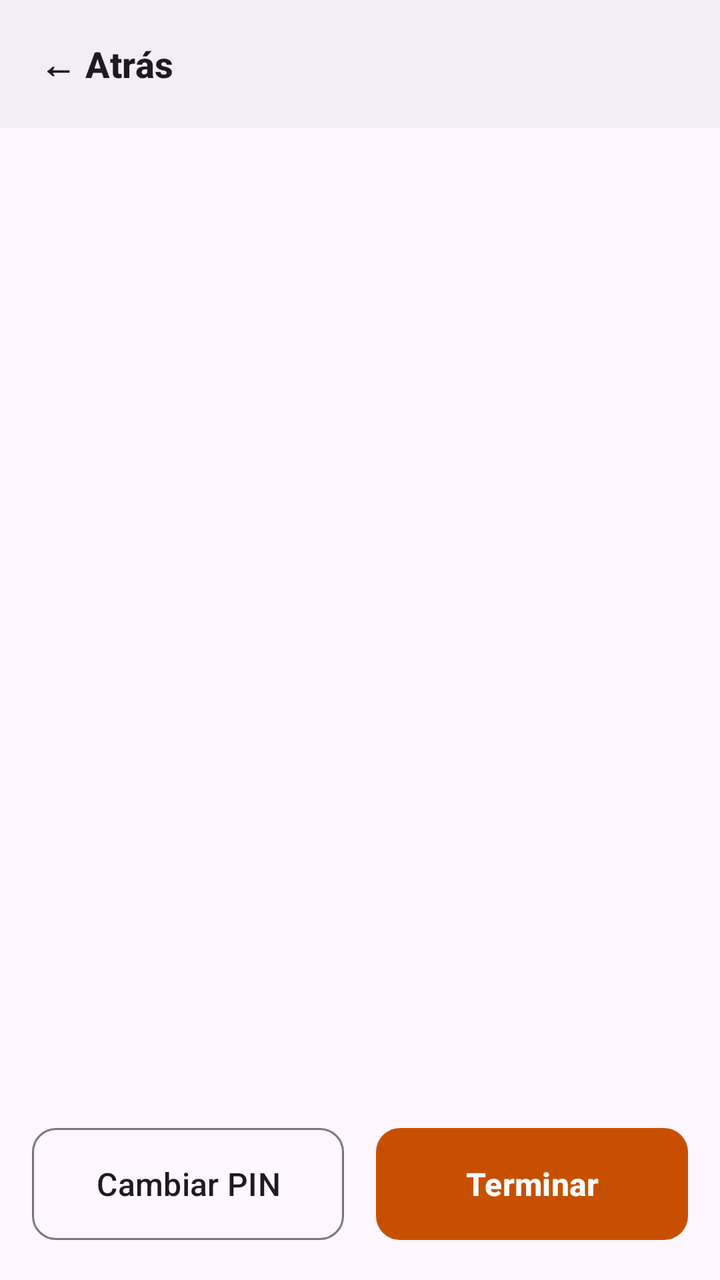
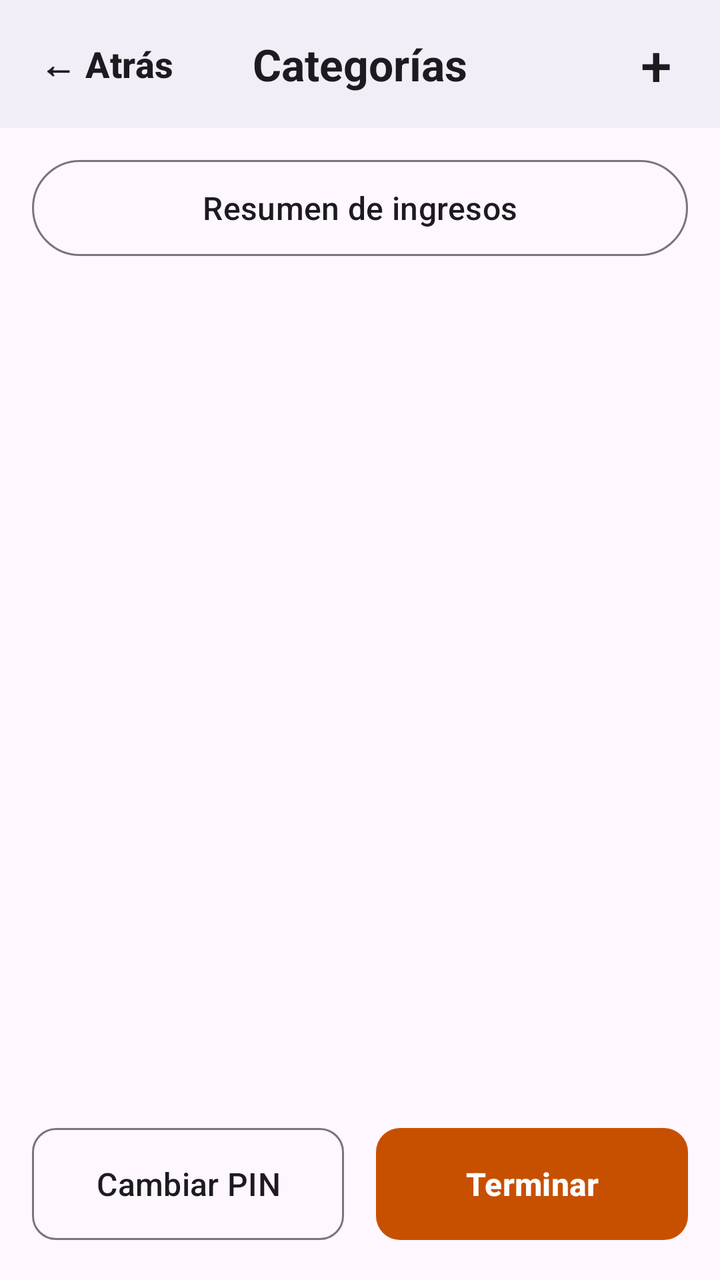

Screens rendered from an Android XML layout before and after an edit, with the pre-edit source and the edit as a unified diff.
<!-- AndroidManifest.xml: application theme Theme.AKO -->
<!-- res/layout/activity_panel.xml -->
<?xml version="1.0" encoding="utf-8"?>
<androidx.constraintlayout.widget.ConstraintLayout xmlns:android="http://schemas.android.com/apk/res/android"
    xmlns:app="http://schemas.android.com/apk/res-auto"
    android:id="@+id/raiz"
    android:layout_width="match_parent"
    android:layout_height="match_parent">

    
    <FrameLayout
        android:id="@+id/barraSuperior"
        android:layout_width="0dp"
        android:layout_height="64dp"
        android:background="?attr/colorSurfaceContainer"
        app:layout_constraintEnd_toEndOf="parent"
        app:layout_constraintStart_toStartOf="parent"
        app:layout_constraintTop_toTopOf="parent">

        <com.google.android.material.button.MaterialButton
            android:id="@+id/botonAtras"
            style="@style/Widget.Material3.Button.TextButton"
            android:layout_width="wrap_content"
            android:layout_height="wrap_content"
            android:layout_gravity="center_vertical|start"
            android:layout_marginStart="8dp"
            android:text="@string/comun_atras"
            android:contentDescription="@string/comun_atras_cd"
            android:textColor="?attr/colorOnSurface"
            android:textSize="18sp"
            android:textStyle="bold" />
    </FrameLayout>

    
    <com.google.android.material.button.MaterialButton
        android:id="@+id/botonCambiarPin"
        style="@style/Widget.Material3.Button.OutlinedButton"
        android:layout_width="0dp"
        android:layout_height="64dp"
        android:layout_marginStart="16dp"
        android:layout_marginEnd="8dp"
        android:layout_marginBottom="16dp"
        android:text="@string/pin_cambiar_titulo"
        android:textColor="?attr/colorOnSurface"
        android:textSize="16sp"
        app:cornerRadius="12dp"
        app:layout_constraintBottom_toBottomOf="parent"
        app:layout_constraintEnd_toStartOf="@id/botonTerminar"
        app:layout_constraintStart_toStartOf="parent" />

    <com.google.android.material.button.MaterialButton
        android:id="@+id/botonTerminar"
        android:layout_width="0dp"
        android:layout_height="64dp"
        android:layout_marginStart="8dp"
        android:layout_marginEnd="16dp"
        android:layout_marginBottom="16dp"
        android:text="@string/panel_btn_terminar"
        android:textSize="16sp"
        android:textStyle="bold"
        app:cornerRadius="12dp"
        app:layout_constraintBottom_toBottomOf="parent"
        app:layout_constraintEnd_toEndOf="parent"
        app:layout_constraintStart_toEndOf="@id/botonCambiarPin" />

</androidx.constraintlayout.widget.ConstraintLayout>
<!-- resources referenced by this layout -->
<resources>
  <string name="comun_atras">← Atrás</string>
  <string name="comun_atras_cd">Atrás</string>
  <string name="panel_btn_terminar">Terminar</string>
  <string name="pin_cambiar_titulo">Cambiar PIN</string>
  <style name="Theme.AKO" parent="Base.Theme.AKO" />
  <style name="Base.Theme.AKO" parent="Theme.Material3.DayNight.NoActionBar">
          
          <item name="colorPrimary">@color/acento</item>
          
          <item name="colorOnPrimary">@color/white</item>
          
          <item name="materialAlertDialogTheme">@style/ThemeOverlay.AKO.Dialogo</item>
          
          <item name="textInputStyle">@style/Widget.AKO.CampoTexto</item>
      </style>
  <color name="acento">#FFC75000</color>
  <color name="white">#FFFFFFFF</color>
  <style name="ThemeOverlay.AKO.Dialogo" parent="ThemeOverlay.Material3.MaterialAlertDialog">
          <item name="colorPrimary">?attr/colorOnSurface</item>
      </style>
  <style name="Widget.AKO.CampoTexto" parent="Widget.Material3.TextInputLayout.OutlinedBox">
          <item name="materialThemeOverlay">@style/ThemeOverlay.AKO.CampoTexto</item>
      </style>
  <style name="ThemeOverlay.AKO.CampoTexto" parent="ThemeOverlay.Material3.TextInputEditText.OutlinedBox">
          <item name="colorPrimary">?attr/colorOnSurface</item>
      </style>
</resources>

<!-- the commit's change to res/layout/activity_panel.xml (unified diff, before → after) -->
@@ -27,7 +27,60 @@
             android:textColor="?attr/colorOnSurface"
             android:textSize="18sp"
             android:textStyle="bold" />
+
+        <TextView
+            android:id="@+id/textoTitulo"
+            android:layout_width="wrap_content"
+            android:layout_height="wrap_content"
+            android:layout_gravity="center"
+            android:text="@string/panel_titulo"
+            android:textColor="?attr/colorOnSurface"
+            android:textSize="22sp"
+            android:textStyle="bold" />
+
+        
+        <com.google.android.material.button.MaterialButton
+            android:id="@+id/botonNuevaCategoria"
+            style="@style/Widget.Material3.Button.TextButton"
+            android:layout_width="wrap_content"
+            android:layout_height="wrap_content"
+            android:layout_gravity="center_vertical|end"
+            android:layout_marginEnd="8dp"
+            android:minWidth="48dp"
+            android:minHeight="48dp"
+            android:text="@string/comun_mas"
+            android:contentDescription="@string/categoria_titulo_nueva"
+            android:textColor="?attr/colorOnSurface"
+            android:textSize="28sp" />
     </FrameLayout>
+
+    
+    <com.google.android.material.button.MaterialButton
+        android:id="@+id/botonResumen"
+        style="@style/Widget.Material3.Button.OutlinedButton"
+        android:layout_width="0dp"
+        android:layout_height="56dp"
+        android:layout_marginStart="16dp"
+        android:layout_marginTop="12dp"
+        android:layout_marginEnd="16dp"
+        android:text="@string/panel_btn_resumen_ingresos"
+        android:textColor="?attr/colorOnSurface"
+        android:textSize="16sp"
+        app:layout_constraintEnd_toEndOf="parent"
+        app:layout_constraintStart_toStartOf="parent"
+        app:layout_constraintTop_toBottomOf="@id/barraSuperior" />
+
+    
+    <androidx.recyclerview.widget.RecyclerView
+        android:id="@+id/listaCategorias"
+        android:layout_width="0dp"
+        android:layout_height="0dp"
+        android:layout_marginTop="12dp"
+        android:layout_marginBottom="12dp"
+        app:layout_constraintBottom_toTopOf="@id/botonCambiarPin"
+        app:layout_constraintEnd_toEndOf="parent"
+        app:layout_constraintStart_toStartOf="parent"
+        app:layout_constraintTop_toBottomOf="@id/botonResumen" />
 
     
     <com.google.android.material.button.MaterialButton
<!-- resource entries referenced after the edit -->
@@ -1,8 +1,12 @@
 <!-- resources referenced by this layout -->
 <resources>
+  <string name="categoria_titulo_nueva">Nueva categoría</string>
   <string name="comun_atras">← Atrás</string>
   <string name="comun_atras_cd">Atrás</string>
+  <string name="comun_mas">+</string>
+  <string name="panel_btn_resumen_ingresos">Resumen de ingresos</string>
   <string name="panel_btn_terminar">Terminar</string>
+  <string name="panel_titulo">Categorías</string>
   <string name="pin_cambiar_titulo">Cambiar PIN</string>
   <style name="Theme.AKO" parent="Base.Theme.AKO" />
   <style name="Base.Theme.AKO" parent="Theme.Material3.DayNight.NoActionBar">
